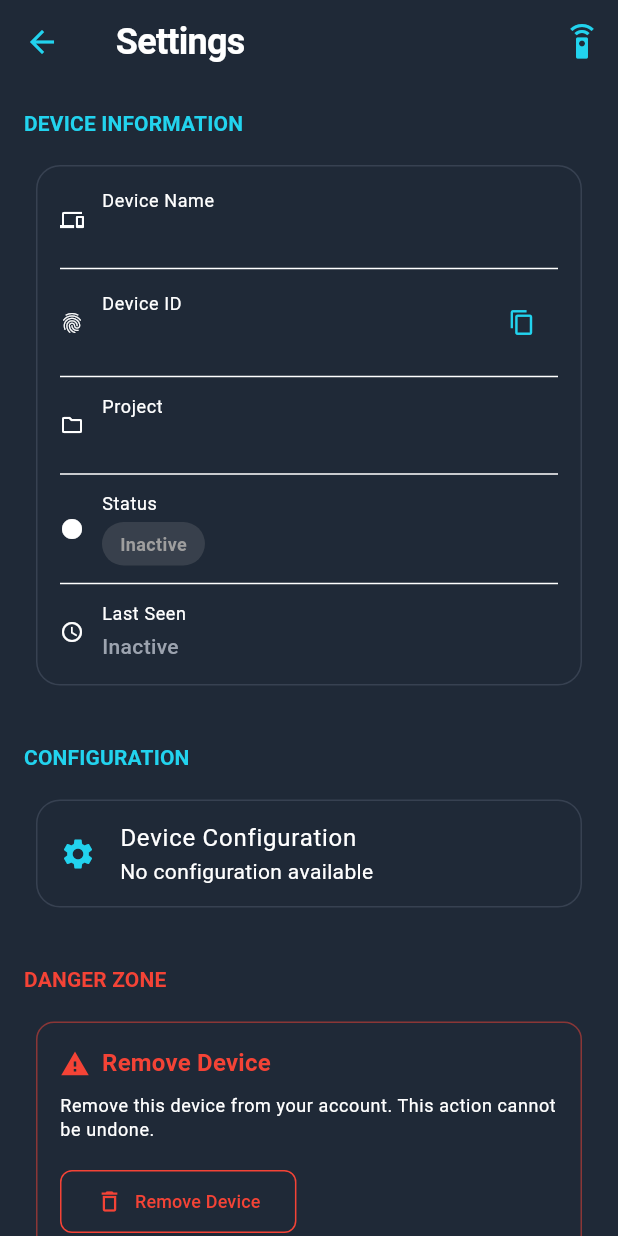
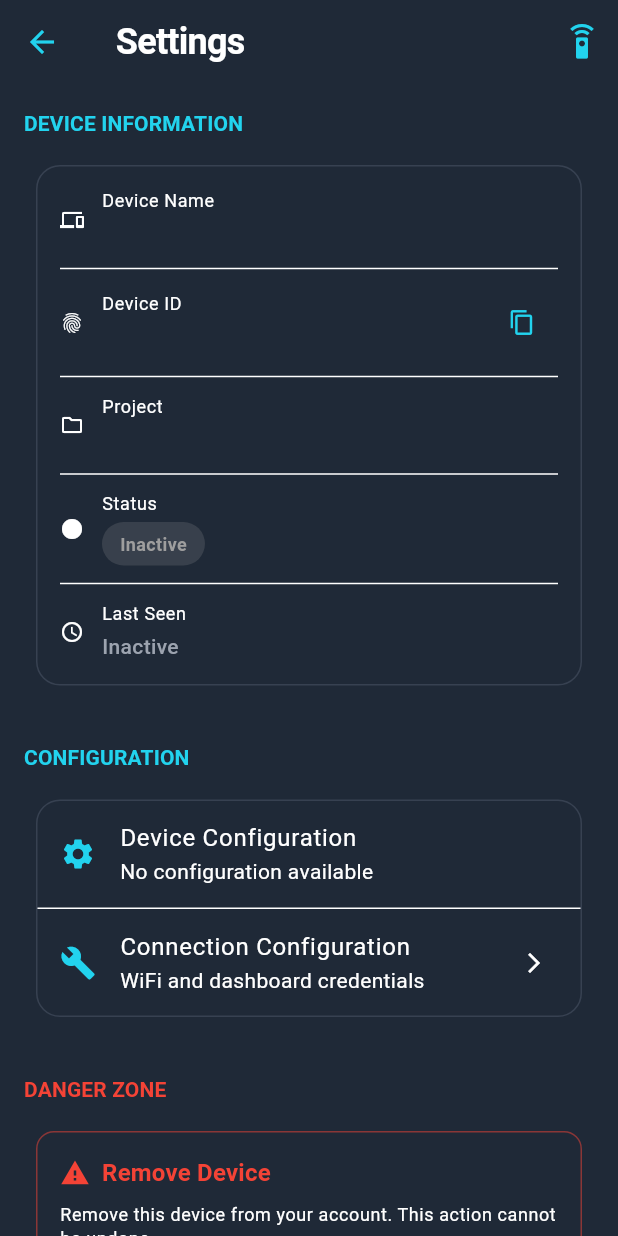
Before and after one commit to LoNE-W0LvES/IOTWaterTank, a Flutter app: the DeviceSettingsScreen screen opened directly with empty values, on a phone screen of 412 x 824 dp. Run offline on Flutter 3.47's test engine with Material 3 defaults, Android fonts, the phone set to English and light mode, and no system bars; our stand-ins replace connectivity_plus, cookie_jar, dio, dio_cookie_manager, equatable, shared_preferences; accounts and stored records are empty.

Commit message:
Add connection configuration to device settings
CHANGES:
1. Added "Connection Configuration" option to settings page
   - Located in CONFIGURATION section
   - Appears below "Device Configuration" option
   - Opens WiFi setup screen with device details

2. Connection Configuration features:
   - WiFi SSID and password setup
   - Dashboard username and password configuration
   - Network scanning capabilities
   - Manual network entry
   - All credentials sent to device in one request

3. UI improvements:
   - Combined both config options in single Card
   - Separated by divider for visual clarity
   - Wrench icon (Icons.build) for connection config
   - Subtitle: "WiFi and dashboard credentials"
   - Arrow icon indicates it's tappable

NAVIGATION FLOW:
Device Settings → Connection Configuration → WiFi Setup Screen
- User can configure WiFi network
- User can set dashboard credentials
- All settings saved to device via local AP

```diff
--- a/lib/screens/device_settings_screen.dart
+++ b/lib/screens/device_settings_screen.dart
@@ -7,6 +7,7 @@ import '../services/device_service.dart';
 import '../utils/api_exception.dart';
 import 'water_tank_control_screen.dart';
 import 'device_config_edit_screen.dart';
+import 'wifi_setup_screen.dart';
 
 /// Device Settings Screen for viewing device info and removing device
 class DeviceSettingsScreen extends StatefulWidget {
@@ -282,7 +283,9 @@ class _DeviceSettingsScreenState extends State<DeviceSettingsScreen> {
               const SizedBox(height: 12),
 
               Card(
-                child: ListTile(
+                child: Column(
+                  children: [
+                    ListTile(
                       leading: Icon(
                         Icons.settings,
                         color: colorScheme.primary,
@@ -308,6 +311,29 @@ class _DeviceSettingsScreenState extends State<DeviceSettingsScreen> {
                                 ),
                               );
                             },
+                    ),
+                    const Divider(height: 1),
+                    ListTile(
+                      leading: Icon(
+                        Icons.build,
+                        color: colorScheme.primary,
+                      ),
+                      title: const Text('Connection Configuration'),
+                      subtitle: const Text('WiFi and dashboard credentials'),
+                      trailing: const Icon(Icons.arrow_forward_ios, size: 16),
+                      onTap: () {
+                        Navigator.push(
+                          context,
+                          MaterialPageRoute(
+                            builder: (context) => WiFiSetupScreen(
+                              deviceId: widget.device.deviceId,
+                              deviceName: widget.device.name,
+                            ),
+                          ),
+                        );
+                      },
+                    ),
+                  ],
                 ),
               ),
 
```
Lines whose indentation alone changed are shown as unchanged.
